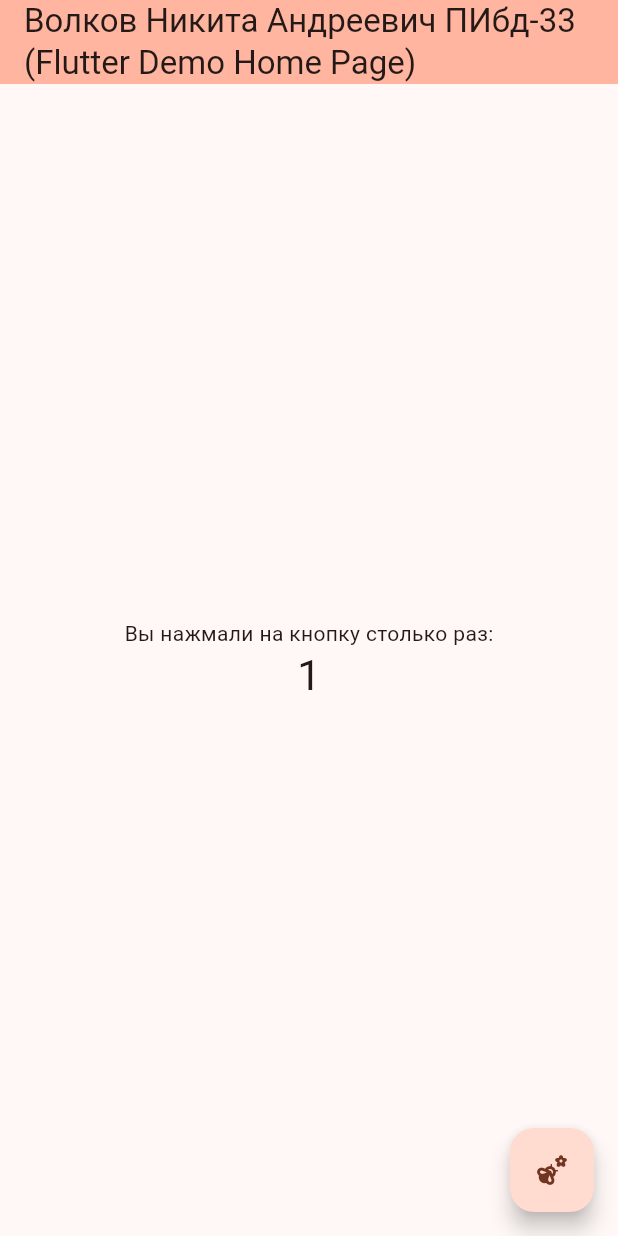
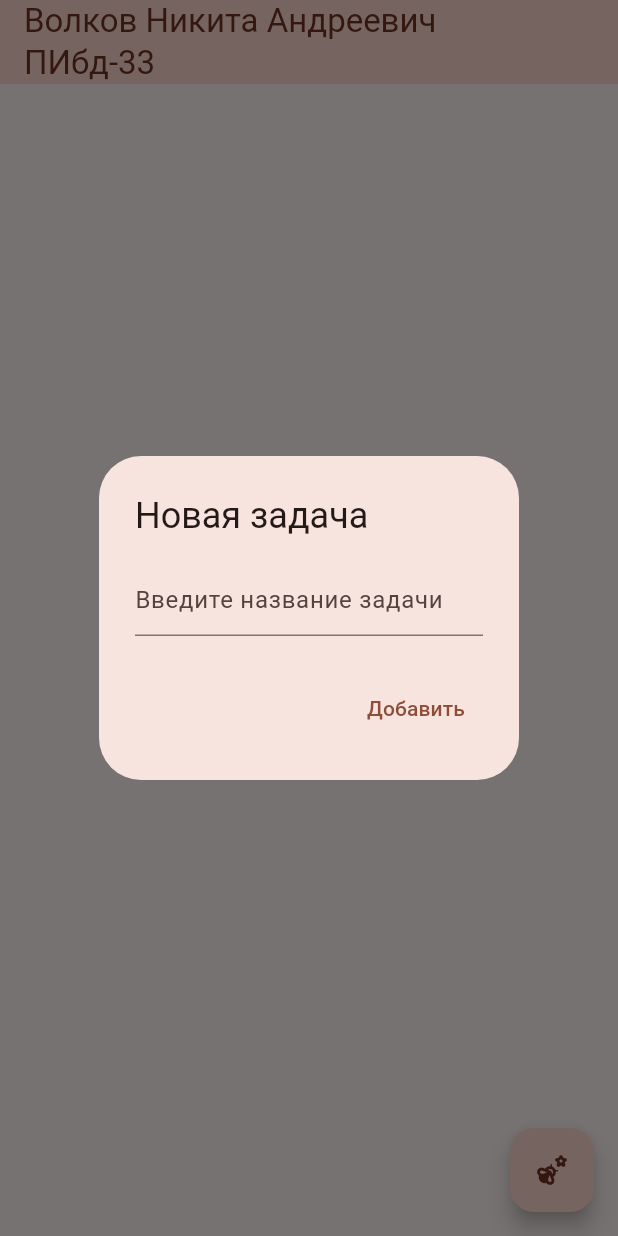
Before and after one commit to wintercxld/volkov_flutter_test_app, a Flutter app: the screen it shows after launch, after a tap on the "emoji nature" icon, on a phone screen of 412 x 824 dp. Run offline on Flutter 3.47's test engine with Material 3 defaults, Android fonts, the phone set to English and light mode, and no system bars.

Commit message:
lab2 is done ig

```diff
--- a/lib/main.dart
+++ b/lib/main.dart
@@ -1,43 +1,97 @@
 import 'package:flutter/material.dart';
+import 'dart:async';
 
-void main() {
-  runApp(const MyApp());
+enum TaskStatus { pending, completed }
+
+class Task {
+  String title;
+  TaskStatus status;
+
+  Task(this.title, [this.status = TaskStatus.pending]);
+
+  void complete() {
+    status = TaskStatus.completed;
+  }
+}
+
+extension TaskStatusExtension on TaskStatus {
+  String get statusLabel {
+    switch (this) {
+      case TaskStatus.pending:
+        return 'Выполняется';
+      case TaskStatus.completed:
+        return 'Выполнена';
+      default:
+        return '';
+    }
+  }
+}
+
+class TaskManager<T extends Task> {
+  List<T> tasks = [];
+
+  void addTask(T task) {
+    tasks.add(task);
+  }
+
+  void removeTask(int index) {
+    if (index >= 0 && index < tasks.length) {
+      tasks.removeAt(index);
+    }
+  }
+
+  List<T> getPendingTasks() {
+    return tasks.where((task) => task.status == TaskStatus.pending).toList();
+  }
+
+  Future<List<T>> fetchTasks() async {
+    return await Future.delayed(
+      const Duration(seconds: 2),
+          () => tasks,
+    );
+  }
 }
 
 class MyApp extends StatelessWidget {
-  const MyApp({super.key});
+  final TaskManager<Task> taskManager = TaskManager<Task>();
 
   @override
   Widget build(BuildContext context) {
     return MaterialApp(
-      title: 'Flutter Demo',
+      title: 'Task Tracker',
       debugShowCheckedModeBanner: false,
       theme: ThemeData(
         colorScheme: ColorScheme.fromSeed(seedColor: Colors.deepOrangeAccent),
         useMaterial3: true,
       ),
-      home: const MyHomePage(title: 'Волков Никита Андреевич ПИбд-33\n(Flutter Demo Home Page)'),
+      home: TaskScreen(taskManager: taskManager),
     );
   }
 }
 
-class MyHomePage extends StatefulWidget {
-  const MyHomePage({super.key, required this.title});
+class TaskScreen extends StatefulWidget {
+  final TaskManager<Task> taskManager;
 
-
-
-  final String title;
+  const TaskScreen({Key? key, required this.taskManager}) : super(key: key);
 
   @override
-  State<MyHomePage> createState() => _MyHomePageState();
+  _MyTaskScreenState createState() => _MyTaskScreenState();
 }
 
-class _MyHomePageState extends State<MyHomePage> {
-  int _counter = 0;
+class _MyTaskScreenState extends State<TaskScreen> {
+  final TextEditingController taskController = TextEditingController();
 
-  void _incrementCounter() {
+  void _addTask() {
     setState(() {
-      _counter++;
+      final task = Task(taskController.text);
+      widget.taskManager.addTask(task);
+      taskController.clear();
+    });
+  }
+
+  void _removeTask(int index) {
+    setState(() {
+      widget.taskManager.removeTask(index);
     });
   }
 
@@ -45,31 +99,85 @@ class _MyHomePageState extends State<MyHomePage> {
   Widget build(BuildContext context) {
     return Scaffold(
       appBar: AppBar(
-        backgroundColor: Theme.of(context).colorScheme.inversePrimary,
-        title: Text(widget.title),
+        title: const Text('Волков Никита Андреевич\nПИбд-33'),
+        backgroundColor: Theme.of(context).colorScheme.primaryContainer,
+        foregroundColor: Theme.of(context).colorScheme.onPrimaryContainer,
       ),
-      body: Center(
-        child: Column(
-          mainAxisAlignment: MainAxisAlignment.center,
-            children: <Widget>[
-              const Text(
-                'Вы нажмали на кнопку столько раз:',
+      body: FutureBuilder<List<Task>>(
+        future: widget.taskManager.fetchTasks(),
+        builder: (context, snapshot) {
+          if (snapshot.connectionState == ConnectionState.waiting) {
+            return const Center(child: CircularProgressIndicator());
+          }
+
+          if (!snapshot.hasData || snapshot.data!.isEmpty) {
+            return const Center(child: Text('Нет доступных задач.'));
+          }
+
+          final tasks = snapshot.data!;
+
+          return ListView.builder(
+            itemCount: tasks.length,
+            itemBuilder: (context, index) {
+              final task = tasks[index];
+              return ListTile(
+                title: Text(task.title),
+                subtitle: Text(task.status.statusLabel),
+                trailing: Row(
+                  mainAxisSize: MainAxisSize.min,
+                  children: [
+                    if (task.status == TaskStatus.pending)
+                      IconButton(
+                        icon: const Icon(Icons.check),
+                        onPressed: () {
+                          setState(() {
+                            task.complete();
+                          });
+                        },
                       ),
-              Text(
-                '$_counter',
-                style: Theme.of(context).textTheme.headlineMedium,
+                    IconButton(
+                      icon: const Icon(Icons.delete),
+                      onPressed: () {
+                        _removeTask(index);
+                      },
                     ),
-              if (_counter > 9)
-                Text(
-                  'Хватит кликать! Передохни чуток!'
-                )
                   ],
                 ),
+              );
+            },
+          );
+        },
       ),
       floatingActionButton: FloatingActionButton(
-        onPressed: _incrementCounter,
-        tooltip: 'Increment',
+        onPressed: () {
+          showDialog(
+            context: context,
+            builder: (context) {
+              return AlertDialog(
+                title: const Text('Новая задача'),
+                content: TextField(
+                  controller: taskController,
+                  decoration: const InputDecoration(hintText: 'Введите название задачи'),
+                ),
+                actions: [
+                  TextButton(
+                    onPressed: () {
+                      _addTask();
+                      Navigator.of(context).pop();
+                    },
+                    child: const Text('Добавить'),
+                  ),
+                ],
+              );
+            },
+          );
+        },
         child: const Icon(Icons.emoji_nature),
-      ),     );
+      ),
+    );
   }
 }
+
+void main() {
+  runApp(MyApp());
+}
```
Lines whose indentation alone changed are shown as unchanged.
